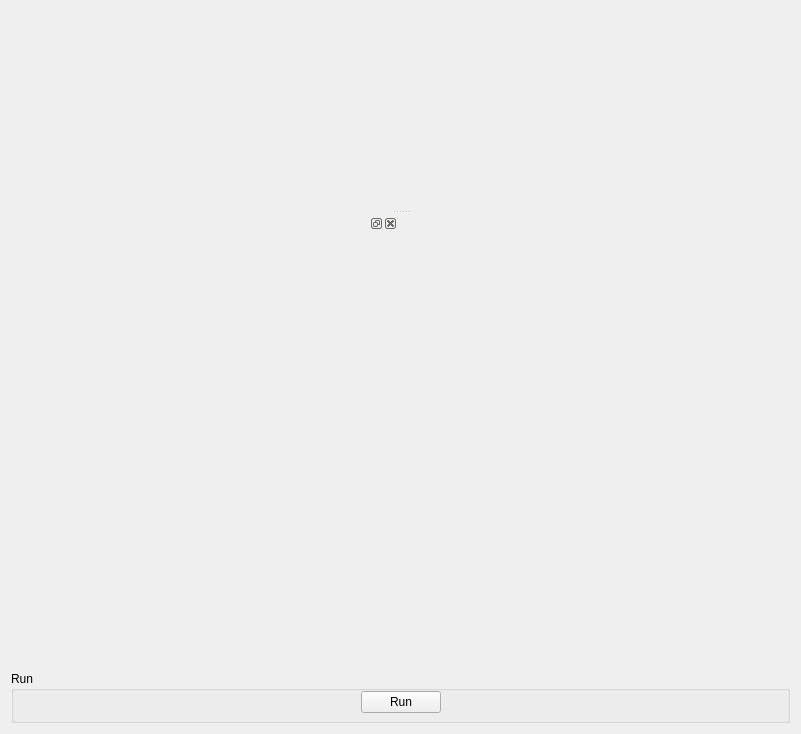
The window that qt/scientific_interfaces/Indirect/ConvFit.ui (mantidproject/mantid) describes before a commit, drawn with Qt 5.
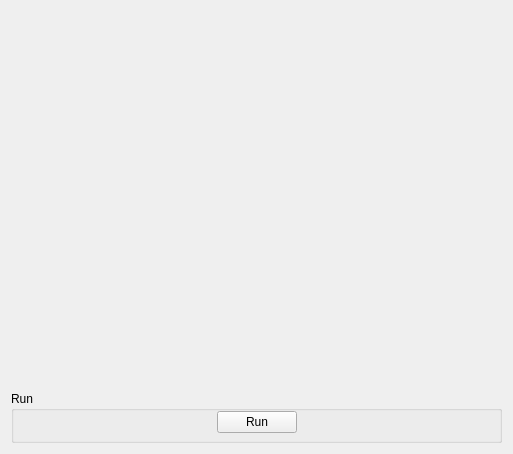
The same window after the commit. Custom widgets are drawn as their Qt base class.

Commit message: Updated ConvFit to have dockable plots

Diff of the .ui file:
```diff
--- a/qt/scientific_interfaces/Indirect/ConvFit.ui
+++ b/qt/scientific_interfaces/Indirect/ConvFit.ui
@@ -6,46 +6,44 @@
    <rect>
     <x>0</x>
     <y>0</y>
-    <width>801</width>
-    <height>734</height>
+    <width>513</width>
+    <height>454</height>
    </rect>
   </property>
   <property name="windowTitle">
    <string>Form</string>
   </property>
-  <layout class="QVBoxLayout" name="verticalLayout_2">
-   <item>
-    <widget class="QSplitter" name="splitter">
-     <property name="orientation">
-      <enum>Qt::Vertical</enum>
-     </property>
-     <property name="childrenCollapsible">
-      <bool>false</bool>
-     </property>
-     <widget class="MantidQt::CustomInterfaces::IDA::IndirectFitDataView" name="fitDataView" native="true">
-      <property name="minimumSize">
-       <size>
-        <width>0</width>
-        <height>0</height>
-       </size>
-      </property>
-     </widget>
-     <widget class="QWidget" name="layoutWidget">
       <layout class="QVBoxLayout" name="verticalLayout">
        <item>
-        <layout class="QHBoxLayout" name="loPlotArea" stretch="1,1">
+    <widget class="MantidQt::CustomInterfaces::IDA::IndirectFitDataView" name="fitDataView" native="true">
+     <property name="sizePolicy">
+      <sizepolicy hsizetype="Preferred" vsizetype="Maximum">
+       <horstretch>0</horstretch>
+       <verstretch>0</verstretch>
+      </sizepolicy>
+     </property>
+     <property name="minimumSize">
+      <size>
+       <width>0</width>
+       <height>0</height>
+      </size>
+     </property>
+    </widget>
+   </item>
+   <item>
+    <widget class="MantidQt::CustomInterfaces::IDA::IndirectDockWidgetArea" name="dockArea" native="true">
+     <property name="sizePolicy">
+      <sizepolicy hsizetype="MinimumExpanding" vsizetype="MinimumExpanding">
+       <horstretch>0</horstretch>
+       <verstretch>0</verstretch>
+      </sizepolicy>
+     </property>
+     <layout class="QHBoxLayout" name="loPlotArea">
          <property name="sizeConstraint">
           <enum>QLayout::SetNoConstraint</enum>
          </property>
-         <item>
-          <widget class="MantidQt::CustomInterfaces::IDA::IndirectFitPropertyBrowser" name="fitPropertyBrowser">
-           <widget class="QWidget" name="dockWidgetContents_2"/>
-          </widget>
-         </item>
-         <item>
-          <widget class="MantidQt::CustomInterfaces::IDA::IndirectFitPlotView" name="pvFitPlotView" native="true"/>
-         </item>
-        </layout>
+     </layout>
+    </widget>
        </item>
        <item>
         <widget class="QFrame" name="frame">
@@ -144,10 +142,6 @@
        </item>
       </layout>
      </widget>
-    </widget>
-   </item>
-  </layout>
- </widget>
  <customwidgets>
   <customwidget>
    <class>MantidQt::CustomInterfaces::IDA::IndirectSpectrumSelectionView</class>
@@ -155,18 +149,6 @@
    <header>IndirectSpectrumSelectionView.h</header>
    <container>1</container>
   </customwidget>
-  <customwidget>
-   <class>MantidQt::CustomInterfaces::IDA::IndirectFitPropertyBrowser</class>
-   <extends>QDockWidget</extends>
-   <header>IndirectFitPropertyBrowser.h</header>
-   <container>1</container>
-  </customwidget>
-  <customwidget>
-   <class>MantidQt::CustomInterfaces::IDA::IndirectFitPlotView</class>
-   <extends>QWidget</extends>
-   <header>IndirectFitPlotView.h</header>
-   <container>1</container>
-  </customwidget>
   <customwidget>
    <class>MantidQt::CustomInterfaces::IDA::IndirectFitDataView</class>
    <extends>QWidget</extends>
@@ -179,6 +161,12 @@
    <header>IndirectFitOutputOptionsView.h</header>
    <container>1</container>
   </customwidget>
+  <customwidget>
+   <class>MantidQt::CustomInterfaces::IDA::IndirectDockWidgetArea</class>
+   <extends>QWidget</extends>
+   <header>IndirectDockWidgetArea.h</header>
+   <container>1</container>
+  </customwidget>
  </customwidgets>
  <resources/>
  <connections/>
```
Lines whose indentation alone changed are shown as unchanged. The commit also changes 11 other files.
